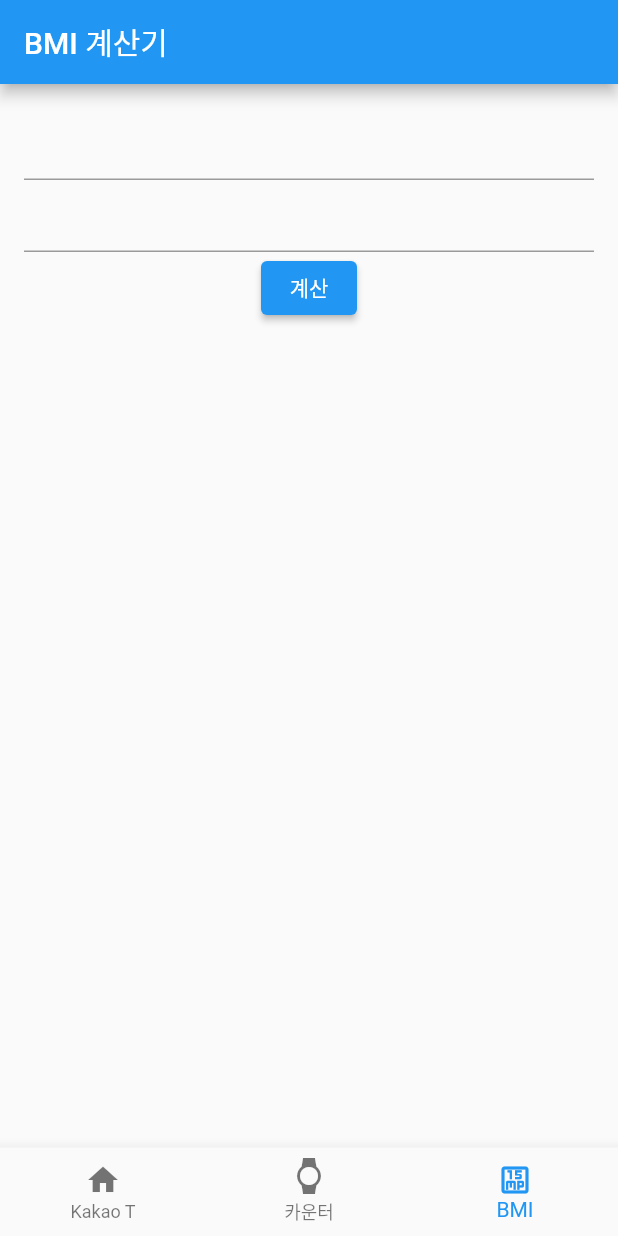
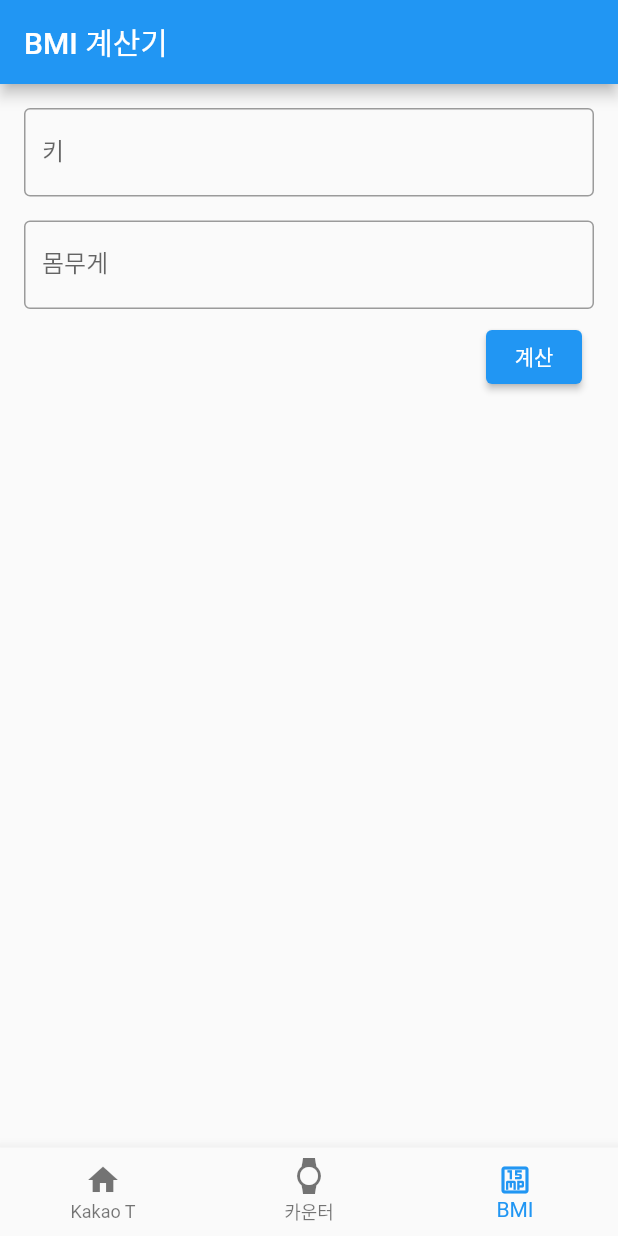
Before and after one commit to semin-flutter-2/flutter, a Flutter app: the screen it shows after launch, item 3 of the bottom bar chosen, on a phone screen of 412 x 824 dp. Run offline on Flutter 3.47's test engine with Material 2 defaults, Android fonts, the phone set to English and light mode, and no system bars; our stand-ins replace carousel_slider; network calls fail.

Commit message:
BMI 계산기

```diff
--- a/kakao_t_ui_exam/lib/ui/bmi_calc/bmi_calc_home_screen.dart
+++ b/kakao_t_ui_exam/lib/ui/bmi_calc/bmi_calc_home_screen.dart
@@ -1,9 +1,27 @@
 import 'package:flutter/material.dart';
+import 'package:flutter/services.dart';
 
 import 'bmi_calc_result_screen.dart';
 
-class BmiCalcHomeScreen extends StatelessWidget {
+class BmiCalcHomeScreen extends StatefulWidget {
   const BmiCalcHomeScreen({Key key}) : super(key: key);
+
+  @override
+  State<BmiCalcHomeScreen> createState() => _BmiCalcHomeScreenState();
+}
+
+class _BmiCalcHomeScreenState extends State<BmiCalcHomeScreen> {
+  final _heightTextEditingController = TextEditingController();
+  final _weightTextEditingController = TextEditingController();
+
+  final _formKey = GlobalKey<FormState>();
+
+  @override
+  void dispose() {
+    _heightTextEditingController.dispose();
+    _weightTextEditingController.dispose();
+    super.dispose();
+  }
 
   @override
   Widget build(BuildContext context) {
@@ -11,24 +29,66 @@ class BmiCalcHomeScreen extends StatelessWidget {
       appBar: AppBar(
         title: const Text('BMI 계산기'),
       ),
-      body: Padding(
+      body: Form(
+        key: _formKey,
+        child: Padding(
           padding: const EdgeInsets.all(16.0),
           child: Column(
             children: [
-            TextField(),
-            TextField(),
+              TextFormField(
+                controller: _heightTextEditingController,
+                decoration: InputDecoration(
+                  border: OutlineInputBorder(),
+                  labelText: '키',
+                ),
+                validator: (value) {
+                  if (value == null || value.isEmpty) {
+                    return '키를 입력하세요';
+                  }
+                  return null;
+                },
+                keyboardType: TextInputType.number,
+              ),
+              SizedBox(
+                height: 16,
+              ),
+              TextFormField(
+                controller: _weightTextEditingController,
+                decoration: InputDecoration(
+                  border: OutlineInputBorder(),
+                  labelText: '몸무게',
+                ),
+                validator: (value) {
+                  if (value == null || value.isEmpty) {
+                    return '몸무게를 입력하세요';
+                  }
+                  return null;
+                },
+                keyboardType: TextInputType.number,
+              ),
+              ButtonBar(
+                children: [
                   ElevatedButton(
                     onPressed: () {
+                      if (_formKey.currentState.validate()) {
                         // 버튼 눌렀을 때
                         Navigator.push(
                           context,
-                  MaterialPageRoute(builder: (context) => BmiCalcResultScreen()),
+                          MaterialPageRoute(
+                              builder: (context) => BmiCalcResultScreen(
+                                double.parse(_heightTextEditingController.text.trim()),
+                                double.parse(_weightTextEditingController.text.trim()),
+                              )),
                         );
+                      }
                     },
                     child: Text('계산'),
                   ),
                 ],
               ),
+            ],
+          ),
+        ),
       ),
     );
   }
```
Also changed, not shown: kakao_t_ui_exam/lib/ui/bmi_calc/bmi_calc_result_screen.dart (+57 -13 lines). Lines whose indentation alone changed are shown as unchanged.
